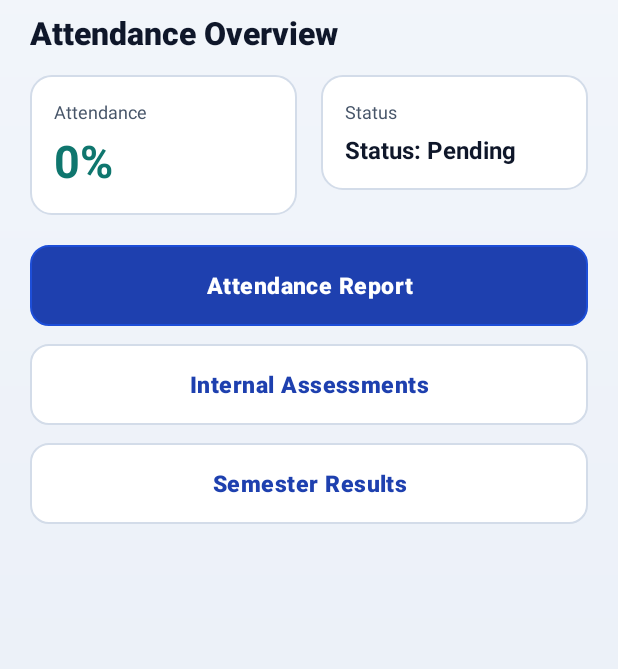
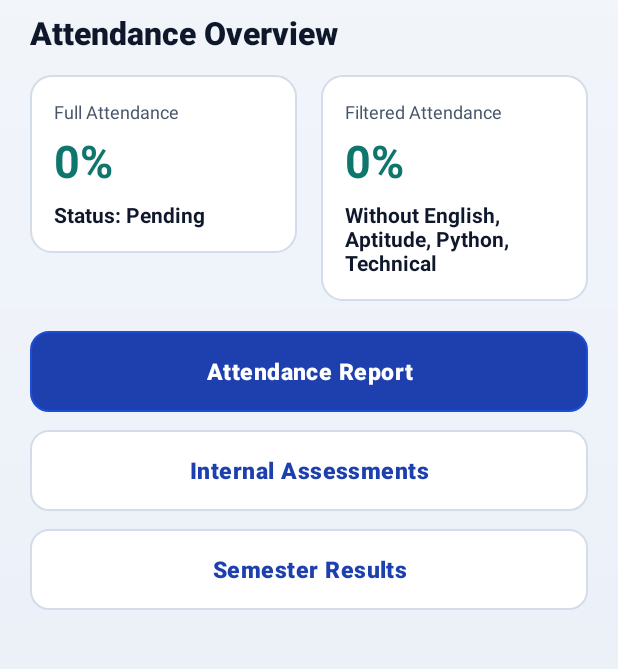
Before and after one commit to ziskare-world/GIET-Erp-clone, an Android app: the MainActivity2 screen opened directly, with no data from a screen before it, on a phone screen of 412 x 824 dp, the part 155-824 px from its top. Run offline under Robolectric (Android 15) with nearby library versions, the phone set to English and light mode, and no system bars; our stand-ins replace AdMob, Volley; network calls fail; 3 statements that could not run were skipped.

Commit message:
Publish v1.14 attendance update

```diff
--- a/app/build.gradle.kts
+++ b/app/build.gradle.kts
@@ -28,8 +28,8 @@ android {
         applicationId = "com.example.gieterp"
         minSdk = 24
         targetSdk = 36
-        versionCode = 14
-        versionName = "1.13"
+        versionCode = 15
+        versionName = "1.14"
         buildConfigField("boolean", "FCM_ENABLED", hasGoogleServicesConfig.toString())
         resValue("string", "admob_app_id", "ca-app-pub-5619760951459090~8317918493")
 
--- a/app/src/main/res/layout/activity_main2.xml
+++ b/app/src/main/res/layout/activity_main2.xml
@@ -115,7 +115,7 @@
                         <TextView
                             android:layout_width="wrap_content"
                             android:layout_height="wrap_content"
-                            android:text="@string/attendance_label"
+                            android:text="@string/full_attendance_label"
                             android:textColor="@color/text_secondary"
                             android:textSize="12sp" />
 
@@ -127,6 +127,16 @@
                             android:text="@string/_0"
                             android:textColor="@color/accent_positive"
                             android:textSize="30sp"
+                            android:textStyle="bold" />
+
+                        <TextView
+                            android:id="@+id/bunkedClassText"
+                            android:layout_width="wrap_content"
+                            android:layout_height="wrap_content"
+                            android:layout_marginTop="6dp"
+                            android:text="@string/bunked_0"
+                            android:textColor="@color/text_primary"
+                            android:textSize="14sp"
                             android:textStyle="bold" />
                     </LinearLayout>
 
@@ -142,18 +152,28 @@
                         <TextView
                             android:layout_width="wrap_content"
                             android:layout_height="wrap_content"
-                            android:text="@string/bunk_label"
+                            android:text="@string/filtered_attendance_label"
                             android:textColor="@color/text_secondary"
                             android:textSize="12sp" />
 
                         <TextView
-                            android:id="@+id/bunkedClassText"
+                            android:id="@+id/filteredAttendancePercentText"
+                            android:layout_width="wrap_content"
+                            android:layout_height="wrap_content"
+                            android:layout_marginTop="4dp"
+                            android:text="@string/_0"
+                            android:textColor="@color/accent_positive"
+                            android:textSize="30sp"
+                            android:textStyle="bold" />
+
+                        <TextView
+                            android:id="@+id/filteredAttendanceStatusText"
                             android:layout_width="wrap_content"
                             android:layout_height="wrap_content"
                             android:layout_marginTop="6dp"
-                            android:text="@string/bunked_0"
+                            android:text="@string/filtered_attendance_placeholder"
                             android:textColor="@color/text_primary"
-                            android:textSize="16sp"
+                            android:textSize="14sp"
                             android:textStyle="bold" />
                     </LinearLayout>
                 </LinearLayout>
--- a/app/src/main/res/values/strings.xml
+++ b/app/src/main/res/values/strings.xml
@@ -55,6 +55,10 @@
 
     <string name="attendance_overview">Attendance Overview</string>
     <string name="attendance_label">Attendance</string>
+    <string name="full_attendance_label">Full Attendance</string>
+    <string name="filtered_attendance_label">Filtered Attendance</string>
+    <string name="filtered_attendance_placeholder">Without English, Aptitude, Python, Technical</string>
+    <string name="filtered_attendance_no_data">No data after subject exclusion</string>
     <string name="bunk_label">Status</string>
     <string name="get_attendance">Attendance Report</string>
     <string name="semester_marks">Internal Assessments</string>
```
Also changed, not shown: app/src/main/assets/app_update_config.json (+5 -5 lines), app/src/main/java/com/example/gieterp/MainActivity2.kt (+54 -32 lines), app/src/main/java/com/example/gieterp/StudentAnalytics.kt (+67 -0 lines), 2 other files.
